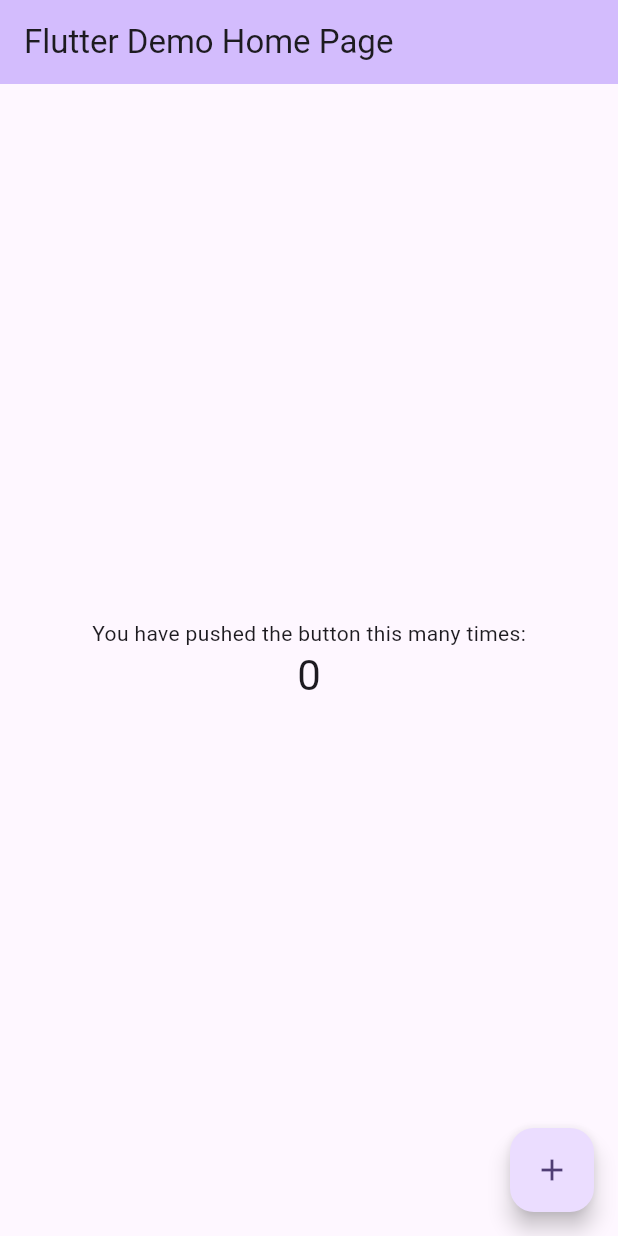
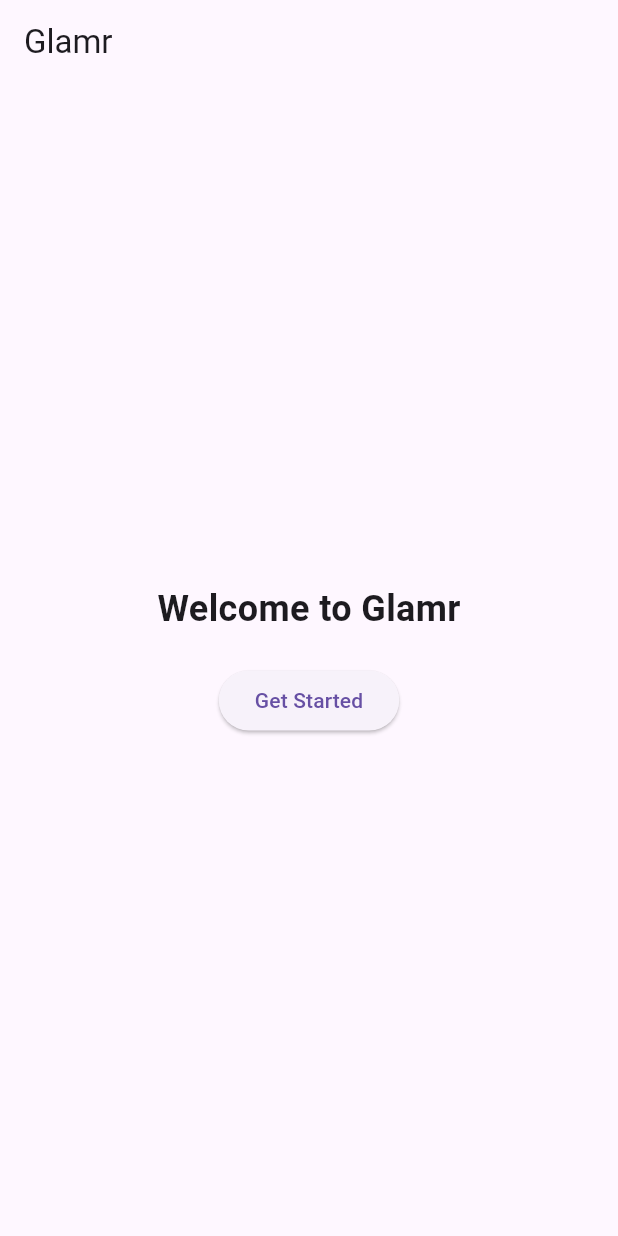
Before and after one commit to hegdeshashank73/glamr-frontend, a Flutter app: the screen it shows after launch, on a phone screen of 412 x 824 dp. Run offline on Flutter 3.47's test engine with Material 3 defaults, Android fonts, the phone set to English and light mode, and no system bars.

Commit message:
Added basic project structure

```diff
--- a/lib/main.dart
+++ b/lib/main.dart
@@ -1,125 +1,21 @@
 import 'package:flutter/material.dart';
+import 'screens/home_screen.dart';
 
 void main() {
   runApp(const MyApp());
 }
 
 class MyApp extends StatelessWidget {
-  const MyApp({super.key});
+  const MyApp({Key? key}) : super(key: key);
 
-  // This widget is the root of your application.
   @override
   Widget build(BuildContext context) {
     return MaterialApp(
-      title: 'Flutter Demo',
+      title: 'Glamr',
       theme: ThemeData(
-        // This is the theme of your application.
-        //
-        // TRY THIS: Try running your application with "flutter run". You'll see
-        // the application has a blue toolbar. Then, without quitting the app,
-        // try changing the seedColor in the colorScheme below to Colors.green
-        // and then invoke "hot reload" (save your changes or press the "hot
-        // reload" button in a Flutter-supported IDE, or press "r" if you used
-        // the command line to start the app).
-        //
-        // Notice that the counter didn't reset back to zero; the application
-        // state is not lost during the reload. To reset the state, use hot
-        // restart instead.
-        //
-        // This works for code too, not just values: Most code changes can be
-        // tested with just a hot reload.
-        colorScheme: ColorScheme.fromSeed(seedColor: Colors.deepPurple),
-        useMaterial3: true,
+        primarySwatch: Colors.blue,
       ),
-      home: const MyHomePage(title: 'Flutter Demo Home Page'),
+      home: const HomeScreen(),
     );
   }
 }
-
-class MyHomePage extends StatefulWidget {
-  const MyHomePage({super.key, required this.title});
-
-  // This widget is the home page of your application. It is stateful, meaning
-  // that it has a State object (defined below) that contains fields that affect
-  // how it looks.
-
-  // This class is the configuration for the state. It holds the values (in this
-  // case the title) provided by the parent (in this case the App widget) and
-  // used by the build method of the State. Fields in a Widget subclass are
-  // always marked "final".
-
-  final String title;
-
-  @override
-  State<MyHomePage> createState() => _MyHomePageState();
-}
-
-class _MyHomePageState extends State<MyHomePage> {
-  int _counter = 0;
-
-  void _incrementCounter() {
-    setState(() {
-      // This call to setState tells the Flutter framework that something has
-      // changed in this State, which causes it to rerun the build method below
-      // so that the display can reflect the updated values. If we changed
-      // _counter without calling setState(), then the build method would not be
-      // called again, and so nothing would appear to happen.
-      _counter++;
-    });
-  }
-
-  @override
-  Widget build(BuildContext context) {
-    // This method is rerun every time setState is called, for instance as done
-    // by the _incrementCounter method above.
-    //
-    // The Flutter framework has been optimized to make rerunning build methods
-    // fast, so that you can just rebuild anything that needs updating rather
-    // than having to individually change instances of widgets.
-    return Scaffold(
-      appBar: AppBar(
-        // TRY THIS: Try changing the color here to a specific color (to
-        // Colors.amber, perhaps?) and trigger a hot reload to see the AppBar
-        // change color while the other colors stay the same.
-        backgroundColor: Theme.of(context).colorScheme.inversePrimary,
-        // Here we take the value from the MyHomePage object that was created by
-        // the App.build method, and use it to set our appbar title.
-        title: Text(widget.title),
-      ),
-      body: Center(
-        // Center is a layout widget. It takes a single child and positions it
-        // in the middle of the parent.
-        child: Column(
-          // Column is also a layout widget. It takes a list of children and
-          // arranges them vertically. By default, it sizes itself to fit its
-          // children horizontally, and tries to be as tall as its parent.
-          //
-          // Column has various properties to control how it sizes itself and
-          // how it positions its children. Here we use mainAxisAlignment to
-          // center the children vertically; the main axis here is the vertical
-          // axis because Columns are vertical (the cross axis would be
-          // horizontal).
-          //
-          // TRY THIS: Invoke "debug painting" (choose the "Toggle Debug Paint"
-          // action in the IDE, or press "p" in the console), to see the
-          // wireframe for each widget.
-          mainAxisAlignment: MainAxisAlignment.center,
-          children: <Widget>[
-            const Text(
-              'You have pushed the button this many times:',
-            ),
-            Text(
-              '$_counter',
-              style: Theme.of(context).textTheme.headlineMedium,
-            ),
-          ],
-        ),
-      ),
-      floatingActionButton: FloatingActionButton(
-        onPressed: _incrementCounter,
-        tooltip: 'Increment',
-        child: const Icon(Icons.add),
-      ), // This trailing comma makes auto-formatting nicer for build methods.
-    );
-  }
-}
--- /dev/null
+++ b/lib/screens/home_screen.dart
@@ -0,0 +1,35 @@
+import 'package:flutter/material.dart';
+
+class HomeScreen extends StatelessWidget {
+  const HomeScreen({Key? key}) : super(key: key);
+
+  @override
+  Widget build(BuildContext context) {
+    return Scaffold(
+      appBar: AppBar(
+        title: const Text('Glamr'),
+      ),
+      body: Center(
+        child: Column(
+          mainAxisAlignment: MainAxisAlignment.center,
+          children: [
+            const Text(
+              'Welcome to Glamr',
+              style: TextStyle(
+                fontSize: 24,
+                fontWeight: FontWeight.bold,
+              ),
+            ),
+            const SizedBox(height: 20),
+            ElevatedButton(
+              onPressed: () {
+                // Add button action here
+              },
+              child: const Text('Get Started'),
+            ),
+          ],
+        ),
+      ),
+    );
+  }
+}
```
